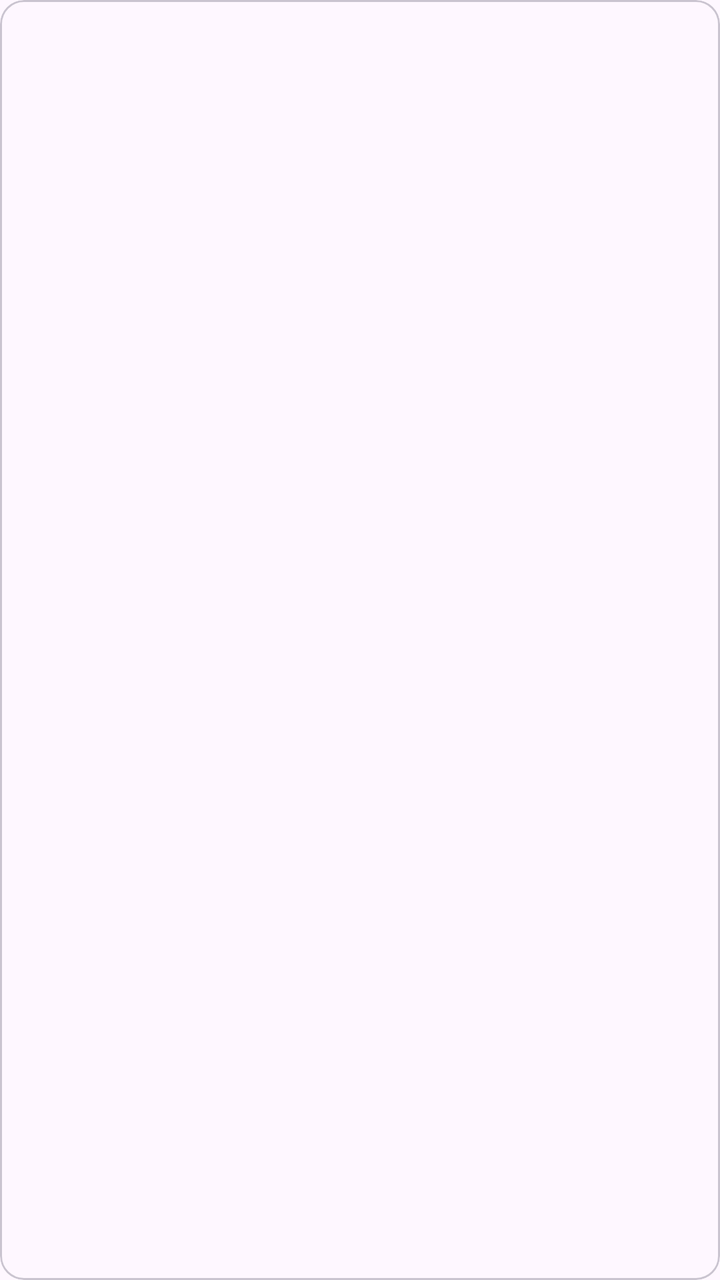
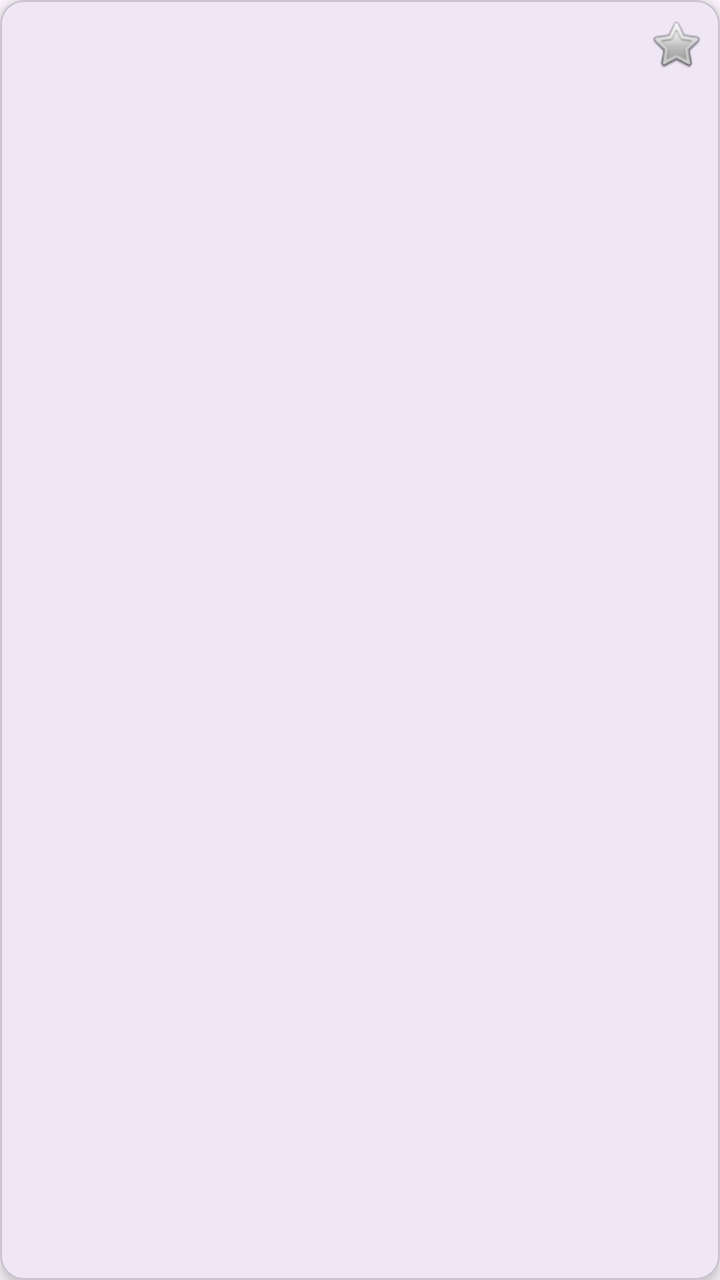

Two renders of the same Android screen: before a commit and after it. Below are the layout's source before the change and the commit's diff.
<!-- AndroidManifest.xml: application theme Theme.Pokedex -->
<!-- res/layout/viewholder_pokemon.xml -->
<?xml version="1.0" encoding="utf-8"?>
<com.google.android.material.card.MaterialCardView
    xmlns:android="http://schemas.android.com/apk/res/android"
    android:layout_width="match_parent"
    android:layout_height="wrap_content"
    android:layout_margin="8dp">

    <LinearLayout
        android:layout_width="match_parent"
        android:layout_height="wrap_content"
        android:orientation="vertical"
        android:gravity="center"
        android:padding="8dp">

        <ImageView
            android:id="@+id/ivPokemon"
            android:layout_width="120dp"
            android:layout_height="120dp"/>

        <TextView
            android:id="@+id/tvNombre"
            android:layout_width="wrap_content"
            android:layout_height="wrap_content"
            android:textSize="18sp"
            android:textStyle="bold"
            android:layout_marginTop="8dp"/>
    </LinearLayout>
</com.google.android.material.card.MaterialCardView>
<!-- resources referenced by this layout -->
<resources>
  <style name="Theme.Pokedex" parent="Base.Theme.Pokedex" />
  <style name="Base.Theme.Pokedex" parent="Theme.Material3.DayNight.NoActionBar">
          
          
      </style>
</resources>

<!-- the commit's change to res/layout/viewholder_pokemon.xml (unified diff, before → after) -->
@@ -1,28 +1,48 @@
 <?xml version="1.0" encoding="utf-8"?>
-<com.google.android.material.card.MaterialCardView
-    xmlns:android="http://schemas.android.com/apk/res/android"
+<com.google.android.material.card.MaterialCardView xmlns:android="http://schemas.android.com/apk/res/android"
     android:layout_width="match_parent"
     android:layout_height="wrap_content"
-    android:layout_margin="8dp">
+    xmlns:app="http://schemas.android.com/apk/res-auto"
+    android:layout_margin="8dp"
+    app:cardCornerRadius="12dp"
+    app:cardElevation="4dp">
 
-    <LinearLayout
+    <RelativeLayout
         android:layout_width="match_parent"
         android:layout_height="wrap_content"
-        android:orientation="vertical"
-        android:gravity="center"
         android:padding="8dp">
 
         <ImageView
-            android:id="@+id/ivPokemon"
-            android:layout_width="120dp"
-            android:layout_height="120dp"/>
+            android:id="@+id/icon_favorite"
+            android:layout_width="28dp"
+            android:layout_height="28dp"
+            android:layout_alignParentEnd="true"
+            android:layout_alignParentTop="true"
+            android:src="@android:drawable/btn_star_big_off"
+            android:clickable="true"
+            android:focusable="true"/>
 
-        <TextView
-            android:id="@+id/tvNombre"
-            android:layout_width="wrap_content"
+        <LinearLayout
+            android:id="@+id/contenedorPokemon"
+            android:layout_width="match_parent"
             android:layout_height="wrap_content"
-            android:textSize="18sp"
-            android:textStyle="bold"
-            android:layout_marginTop="8dp"/>
-    </LinearLayout>
+            android:orientation="vertical"
+            android:gravity="center_horizontal"
+            android:layout_marginTop="4dp"
+            android:layout_below="@+id/icon_favorite">
+
+            <ImageView
+                android:id="@+id/ivPokemon"
+                android:layout_width="120dp"
+                android:layout_height="120dp"/>
+
+            <TextView
+                android:id="@+id/tvNombre"
+                android:layout_width="wrap_content"
+                android:layout_height="wrap_content"
+                android:textSize="18sp"
+                android:textStyle="bold"
+                android:layout_marginTop="8dp"/>
+        </LinearLayout>
+    </RelativeLayout>
 </com.google.android.material.card.MaterialCardView>
